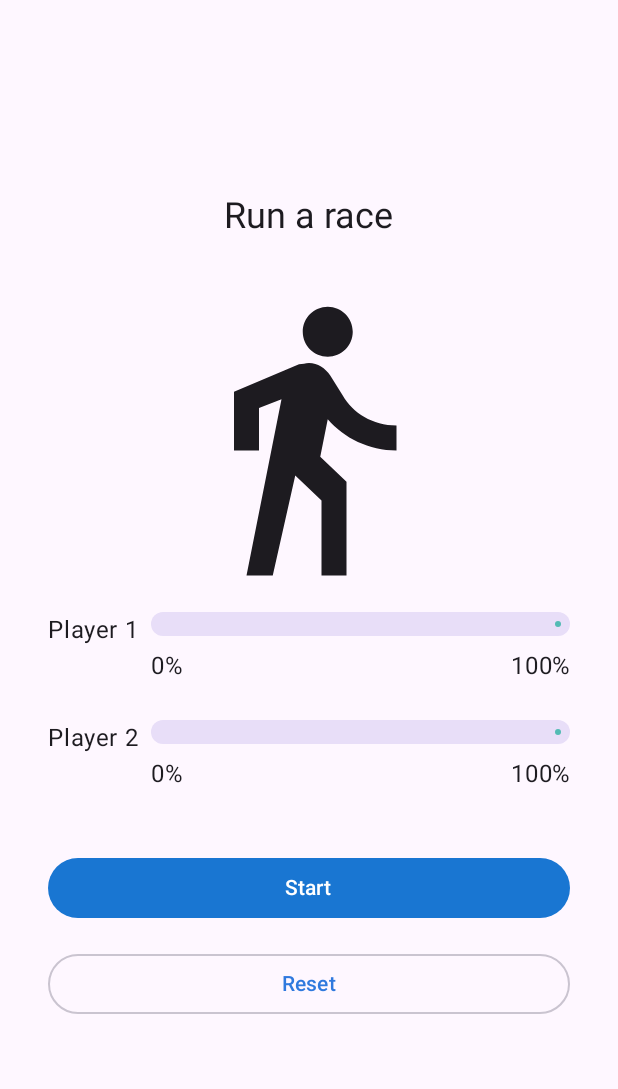
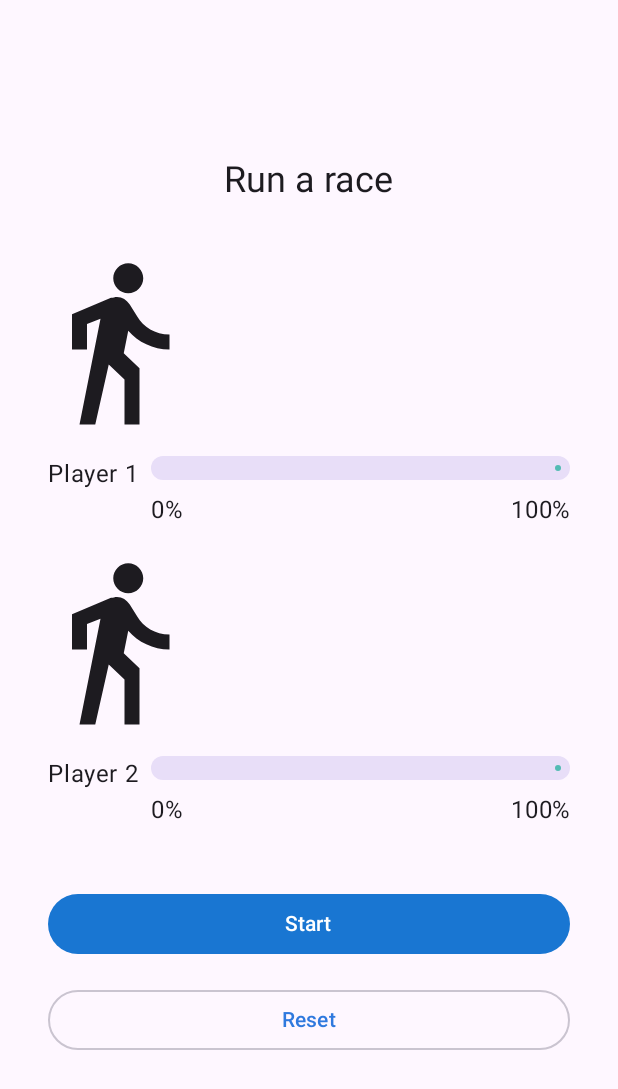
Before and after one commit to YassinMk/Race-Tracker, an Android app built with Jetpack Compose: the screen it shows after launch (MainActivity), on a phone screen of 412 x 824 dp. Shown: the top 1089 px of the screen. Run offline under Robolectric (Android 15) with nearby library versions, the phone set to English and light mode, and no system bars.

Commit message:
add animation in the application

```diff
--- a/app/src/main/java/com/example/racetracker/ui/RaceTrackerApp.kt
+++ b/app/src/main/java/com/example/racetracker/ui/RaceTrackerApp.kt
@@ -15,6 +15,7 @@
  */
 package com.example.racetracker.ui
 
+import androidx.compose.animation.core.animateDpAsState
 import androidx.compose.foundation.layout.Arrangement
 import androidx.compose.foundation.layout.Column
 import androidx.compose.foundation.layout.Row
@@ -22,6 +23,7 @@ import androidx.compose.foundation.layout.Spacer
 import androidx.compose.foundation.layout.fillMaxSize
 import androidx.compose.foundation.layout.fillMaxWidth
 import androidx.compose.foundation.layout.height
+import androidx.compose.foundation.layout.offset
 import androidx.compose.foundation.layout.padding
 import androidx.compose.foundation.layout.safeDrawingPadding
 import androidx.compose.foundation.layout.size
@@ -47,11 +49,13 @@ import androidx.compose.ui.Alignment
 import androidx.compose.ui.Modifier
 import androidx.compose.ui.draw.clip
 import androidx.compose.ui.graphics.Color
+import androidx.compose.ui.platform.LocalConfiguration
 import androidx.compose.ui.res.dimensionResource
 import androidx.compose.ui.res.painterResource
 import androidx.compose.ui.res.stringResource
 import androidx.compose.ui.text.style.TextAlign
 import androidx.compose.ui.tooling.preview.Preview
+import androidx.compose.ui.unit.dp
 import com.example.racetracker.R
 import com.example.racetracker.ui.theme.RaceTrackerTheme
 import kotlinx.coroutines.coroutineScope
@@ -106,6 +110,14 @@ private fun RaceTrackerScreen(
     onRunStateChange: (Boolean) -> Unit,
     modifier: Modifier = Modifier
 ) {
+    val screenWidth = LocalConfiguration.current.screenWidthDp.dp
+    val iconSize = 120.dp
+    val maxOffset = screenWidth - 120.dp // subtract the size of the icon
+
+    // Calculate the animated offset for the icon
+    val playerOneOffset by animateDpAsState(targetValue = maxOffset * playerOne.progressFactor)
+    val playerTwoOffset by animateDpAsState(targetValue = maxOffset * playerTwo.progressFactor)
+
     Column(
         modifier = modifier,
         verticalArrangement = Arrangement.Center,
@@ -122,10 +134,16 @@ private fun RaceTrackerScreen(
             verticalArrangement = Arrangement.Center,
             horizontalAlignment = Alignment.CenterHorizontally,
         ) {
+
             Icon(
                 painter = painterResource(R.drawable.ic_walk),
                 contentDescription = null,
-                modifier = Modifier.padding(dimensionResource(R.dimen.padding_medium)),
+                modifier = Modifier
+                    .padding(dimensionResource(R.dimen.padding_medium))
+                    .size(120.dp)
+                    .align(Alignment.Start)
+                    .offset(x = playerOneOffset-30.dp)
+
             )
             StatusIndicator(
                 participantName = playerOne.name,
@@ -137,7 +155,14 @@ private fun RaceTrackerScreen(
                 progressFactor = playerOne.progressFactor,
                 modifier = Modifier.fillMaxWidth()
             )
-            Spacer(modifier = Modifier.size(dimensionResource(R.dimen.padding_large)))
+            Icon(
+                painter = painterResource(R.drawable.ic_walk),
+                contentDescription = null,
+                modifier = Modifier.padding(dimensionResource(R.dimen.padding_medium))
+                    .size(120.dp)
+                    .align(Alignment.Start)
+                    .offset(x = playerTwoOffset - 30.dp)
+            )
             StatusIndicator(
                 participantName = playerTwo.name,
                 currentProgress = playerTwo.currentProgress,
@@ -205,6 +230,7 @@ private fun StatusIndicator(
                     modifier = Modifier.weight(1f)
                 )
             }
+
         }
     }
 }
```
